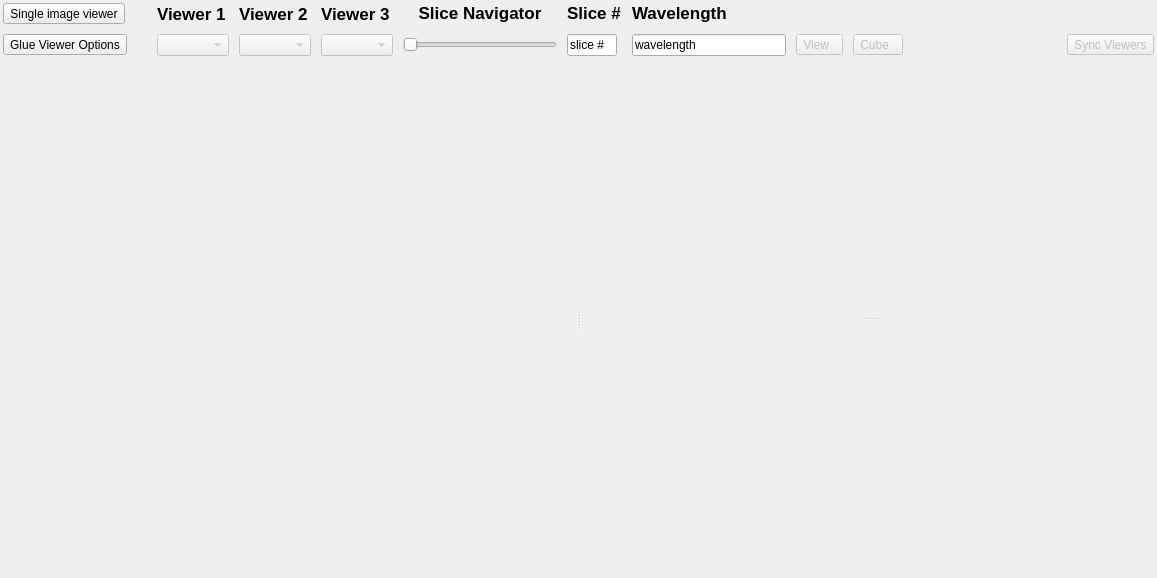
Before: the Qt Designer form cubeviz/layout.ui in spacetelescope/cubeviz, drawn with Qt 5.
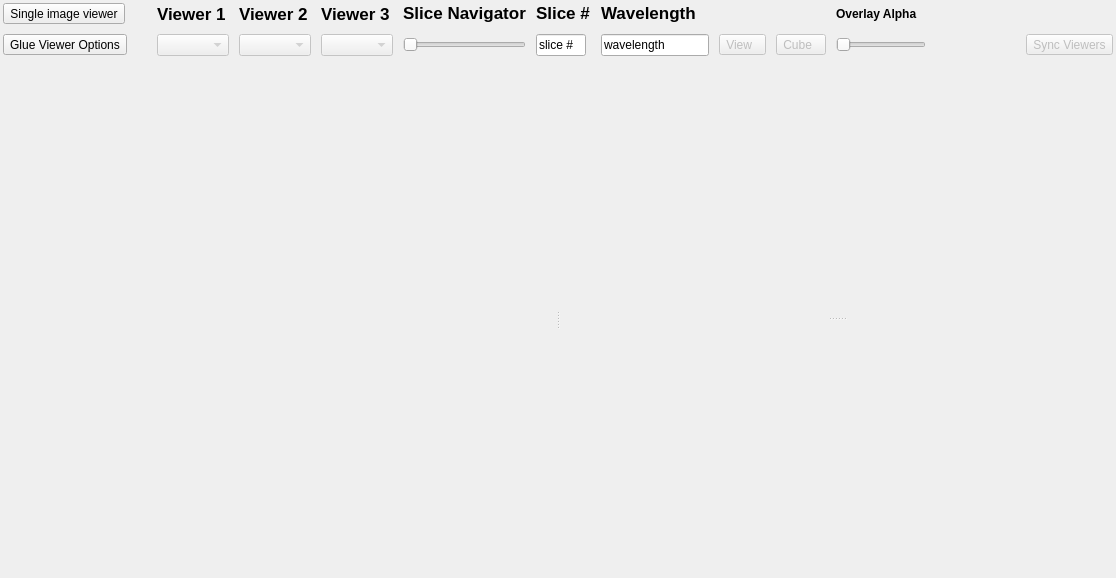
After: the same form once the commit is applied.

Commit message: Add alpha slider for moment map overlays

The edit to the form file:
```diff
--- a/cubeviz/layout.ui
+++ b/cubeviz/layout.ui
@@ -6,7 +6,7 @@
    <rect>
     <x>0</x>
     <y>0</y>
-    <width>1157</width>
+    <width>1116</width>
     <height>578</height>
    </rect>
   </property>
@@ -256,7 +256,7 @@
        </property>
       </widget>
      </item>
-     <item row="1" column="11">
+     <item row="1" column="12">
       <spacer name="horizontalSpacer">
        <property name="orientation">
         <enum>Qt::Horizontal</enum>
@@ -269,7 +269,7 @@
        </property>
       </spacer>
      </item>
-     <item row="1" column="12">
+     <item row="1" column="13">
       <widget class="QToolButton" name="sync_button">
        <property name="enabled">
         <bool>false</bool>
@@ -337,6 +337,35 @@
        </property>
       </widget>
      </item>
+     <item row="1" column="11">
+      <widget class="QSlider" name="alpha_slider">
+       <property name="enabled">
+        <bool>false</bool>
+       </property>
+       <property name="minimum">
+        <number>0</number>
+       </property>
+       <property name="maximum">
+        <number>100</number>
+       </property>
+       <property name="orientation">
+        <enum>Qt::Horizontal</enum>
+       </property>
+      </widget>
+     </item>
+     <item row="0" column="11">
+      <widget class="QLabel" name="label">
+       <property name="font">
+        <font>
+         <weight>75</weight>
+         <bold>true</bold>
+        </font>
+       </property>
+       <property name="text">
+        <string>Overlay Alpha</string>
+       </property>
+      </widget>
+     </item>
     </layout>
    </item>
    <item>
```
Left out of the diff: 104 changed lines with no effect on the pictures. The commit also changes 1 other file.
